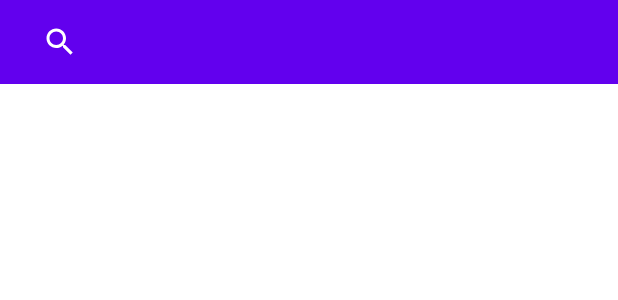
After one commit to krishnakorukanti/contactsbook, an Android app: the layout top_bar.xml on its own in the app's theme, with its tools: preview values and no code run, on a phone screen of 412 x 824 dp. The commit adds this screen. Shown: the top 300 px of the screen. Run offline under Robolectric (Android 15) with nearby library versions, the phone set to English and light mode, and no system bars.

Commit message:
UI Elements - Home Screen

```diff
--- a/app/src/main/java/com/crishna/contactsbook/view/MainActivity.kt
+++ b/app/src/main/java/com/crishna/contactsbook/view/MainActivity.kt
@@ -12,5 +12,7 @@ class MainActivity : AppCompatActivity() {
         super.onCreate(savedInstanceState)
         binding = ActivityMainBinding.inflate(layoutInflater)
         setContentView(binding.root)
+
+
     }
 }
--- /dev/null
+++ b/app/src/main/res/drawable/ic_baseline_search_24.xml
@@ -0,0 +1,10 @@
+<vector xmlns:android="http://schemas.android.com/apk/res/android"
+    android:width="24dp"
+    android:height="24dp"
+    android:viewportWidth="24"
+    android:viewportHeight="24"
+    android:tint="?colorOnPrimary">
+  <path
+      android:fillColor="@android:color/white"
+      android:pathData="M15.5,14h-0.79l-0.28,-0.27C15.41,12.59 16,11.11 16,9.5 16,5.91 13.09,3 9.5,3S3,5.91 3,9.5 5.91,16 9.5,16c1.61,0 3.09,-0.59 4.23,-1.57l0.27,0.28v0.79l5,4.99L20.49,19l-4.99,-5zM9.5,14C7.01,14 5,11.99 5,9.5S7.01,5 9.5,5 14,7.01 14,9.5 11.99,14 9.5,14z"/>
+</vector>
--- /dev/null
+++ b/app/src/main/res/layout/top_bar.xml
@@ -0,0 +1,37 @@
+<?xml version="1.0" encoding="utf-8"?>
+<RelativeLayout xmlns:android="http://schemas.android.com/apk/res/android"
+    android:layout_width="match_parent"
+    android:layout_height="wrap_content"
+    xmlns:app="http://schemas.android.com/apk/res-auto">
+
+    <com.google.android.material.appbar.AppBarLayout
+        android:id="@+id/appBar"
+        android:layout_width="match_parent"
+        android:layout_height="wrap_content"
+       >
+
+        <com.google.android.material.appbar.MaterialToolbar
+            android:id="@+id/topAppBar"
+            style="@style/Widget.MaterialComponents.Toolbar.Primary"
+
+            android:layout_width="match_parent"
+            android:layout_height="?attr/actionBarSize">
+
+
+    <SearchView
+        android:id="@+id/searchBtn"
+        android:layout_width="match_parent"
+        android:layout_height="?attr/actionBarSize"
+        android:layout_alignParentEnd="true"
+        android:background="?colorPrimary"
+        android:queryHint="Search Contacts"
+        android:searchIcon="@drawable/ic_baseline_search_24" />
+
+
+
+        </com.google.android.material.appbar.MaterialToolbar>
+
+    </com.google.android.material.appbar.AppBarLayout>
+
+
+</RelativeLayout>
--- a/app/src/main/res/values-night/themes.xml
+++ b/app/src/main/res/values-night/themes.xml
@@ -1,6 +1,6 @@
 <resources xmlns:tools="http://schemas.android.com/tools">
     <!-- Base application theme. -->
-    <style name="Theme.ContactsBook" parent="Theme.MaterialComponents.DayNight.DarkActionBar">
+    <style name="Theme.ContactsBook" parent="Theme.MaterialComponents.DayNight.NoActionBar">
         <!-- Primary brand color. -->
         <item name="colorPrimary">@color/purple_200</item>
         <item name="colorPrimaryVariant">@color/purple_700</item>
--- /dev/null
+++ b/app/src/main/res/values/dimens.xml
@@ -0,0 +1,5 @@
+<?xml version="1.0" encoding="utf-8"?>
+<resources>
+    <dimen name="dp_20">20dp</dimen>
+    <dimen name="sp_20">20sp</dimen>
+</resources>
--- a/app/src/main/res/values/strings.xml
+++ b/app/src/main/res/values/strings.xml
@@ -1,3 +1,4 @@
 <resources>
     <string name="app_name">Contacts Book</string>
+    <string name="add_contact">Add Contact</string>
 </resources>
--- a/app/src/main/res/values/themes.xml
+++ b/app/src/main/res/values/themes.xml
@@ -1,6 +1,6 @@
 <resources xmlns:tools="http://schemas.android.com/tools">
     <!-- Base application theme. -->
-    <style name="Theme.ContactsBook" parent="Theme.MaterialComponents.DayNight.DarkActionBar">
+    <style name="Theme.ContactsBook" parent="Theme.MaterialComponents.DayNight.NoActionBar">
         <!-- Primary brand color. -->
         <item name="colorPrimary">@color/purple_500</item>
         <item name="colorPrimaryVariant">@color/purple_700</item>
```
Also changed, not shown: app/src/main/res/drawable/ic_baseline_arrow_back_24.xml (added, +11 -0 lines), app/src/main/res/drawable/ic_baseline_person_add_alt_1_24.xml (added, +10 -0 lines), app/src/main/res/layout/activity_main.xml (+61 -8 lines), app/src/main/res/layout/item_contacts.xml (added, +9 -0 lines).
